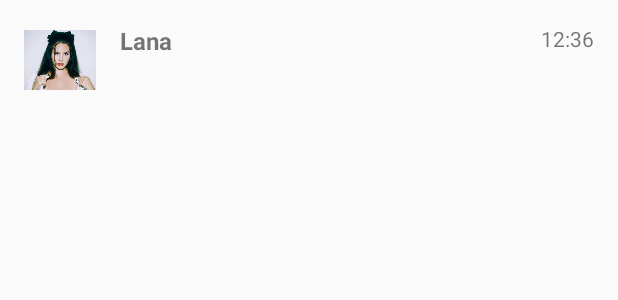
After one commit to lopinlltz/IOT-PROYECTO-GRUPO2, an Android app: the layout chat_contacto_item.xml on its own in the app's theme, with its tools: preview values and no code run, on a phone screen of 412 x 824 dp. The commit adds this screen. Shown: the top 300 px of the screen. Run offline under Robolectric (Android 15) with nearby library versions, the phone set to English and light mode, and no system bars.

Commit message:
detalles asitios y chat item para modificar

```diff
--- a/PROYECTO_FINAL_IOT/app/src/main/java/com/example/proyecto_final_iot/EquipoSupervisorAdapter.java
+++ b/PROYECTO_FINAL_IOT/app/src/main/java/com/example/proyecto_final_iot/EquipoSupervisorAdapter.java
@@ -29,7 +29,6 @@ public class EquipoSupervisorAdapter extends RecyclerView.Adapter<EquipoSupervis
         EquipoData equipoData = equipoList.get(position);
         holder.equipmentNameTextView.setText(equipoData.getEquipmentName());
         holder.eqTypeTextView.setText(equipoData.getTypeEq());
-
     }
 
     @Override
--- /dev/null
+++ b/PROYECTO_FINAL_IOT/app/src/main/res/layout/chat_contacto_item.xml
@@ -0,0 +1,37 @@
+<?xml version="1.0" encoding="utf-8"?>
+<androidx.constraintlayout.widget.ConstraintLayout xmlns:android="http://schemas.android.com/apk/res/android"
+    xmlns:app="http://schemas.android.com/apk/res-auto"
+    android:layout_width="match_parent"
+    android:layout_height="wrap_content"
+    android:padding="16dp">
+
+    <ImageView
+        android:id="@+id/ivProfilePicture"
+        android:layout_width="48dp"
+        android:layout_height="48dp"
+        android:src="@drawable/lanapic"
+        app:layout_constraintStart_toStartOf="parent"
+        app:layout_constraintTop_toTopOf="parent" />
+
+    <TextView
+        android:id="@+id/tvName"
+        android:layout_width="0dp"
+        android:layout_height="wrap_content"
+        android:layout_marginStart="16dp"
+        android:text="Lana"
+        android:textSize="16sp"
+        android:textStyle="bold"
+        app:layout_constraintEnd_toStartOf="@+id/tvTime"
+        app:layout_constraintStart_toEndOf="@+id/ivProfilePicture"
+        app:layout_constraintTop_toTopOf="parent" />
+
+    <TextView
+        android:id="@+id/tvTime"
+        android:layout_width="wrap_content"
+        android:layout_height="wrap_content"
+        android:text="12:36"
+        app:layout_constraintEnd_toEndOf="parent"
+        app:layout_constraintTop_toTopOf="parent" />
+
+
+</androidx.constraintlayout.widget.ConstraintLayout>
--- a/PROYECTO_FINAL_IOT/app/src/main/res/layout/edit_profile.xml
+++ b/PROYECTO_FINAL_IOT/app/src/main/res/layout/edit_profile.xml
@@ -375,7 +375,7 @@
                                 android:layout_gravity="center_vertical"
                                 android:layout_marginStart="8dp"
                                 android:layout_marginEnd="8dp"
-                                android:src="@drawable/phonepic" />
+                                android:src="@drawable/addresspic" />
 
                             <TextView
                                 android:id="@+id/textViewAddress"
--- a/PROYECTO_FINAL_IOT/app/src/main/res/layout/supervisor_equipo_item.xml
+++ b/PROYECTO_FINAL_IOT/app/src/main/res/layout/supervisor_equipo_item.xml
@@ -4,7 +4,8 @@
     android:layout_height="wrap_content"
     android:orientation="vertical"
     android:padding="9dp"
-    android:gravity="center">
+    android:gravity="center"
+    android:clickable="true">
 
     <LinearLayout
         android:layout_width="376dp"
@@ -53,7 +54,7 @@
                 android:scaleType="fitCenter"
                 android:scaleX="0.9"
                 android:scaleY="0.9"
-                android:src="@drawable/reporticon2" />
+                android:src="@drawable/reportpic" />
 
 
         </LinearLayout>
```
Also changed, not shown: PROYECTO_FINAL_IOT/app/src/main/res/layout/supervisor_detalles_sitio.xml (added, +236 -0 lines), PROYECTO_FINAL_IOT/app/src/main/res/drawable/mifoto2playstore.png (renamed from PROYECTO_FINAL_IOT/app/src/main/mifoto2-playstore.png), PROYECTO_FINAL_IOT/app/src/main/res/drawable/mifoto3playstore.png (renamed from PROYECTO_FINAL_IOT/app/src/main/mifoto3-playstore.png), PROYECTO_FINAL_IOT/app/src/main/res/drawable/mifoto4playstore.png (renamed from PROYECTO_FINAL_IOT/app/src/main/mifoto4-playstore.png), PROYECTO_FINAL_IOT/app/src/main/res/drawable/mifoto5playstore.png (renamed from PROYECTO_FINAL_IOT/app/src/main/mifoto5-playstore.png), PROYECTO_FINAL_IOT/app/src/main/res/drawable/mifoto6playstore.png (renamed from PROYECTO_FINAL_IOT/app/src/main/mifoto6-playstore.png), PROYECTO_FINAL_IOT/app/src/main/res/drawable/mifotoplaystore.png (renamed from PROYECTO_FINAL_IOT/app/src/main/mifoto-playstore.png).
